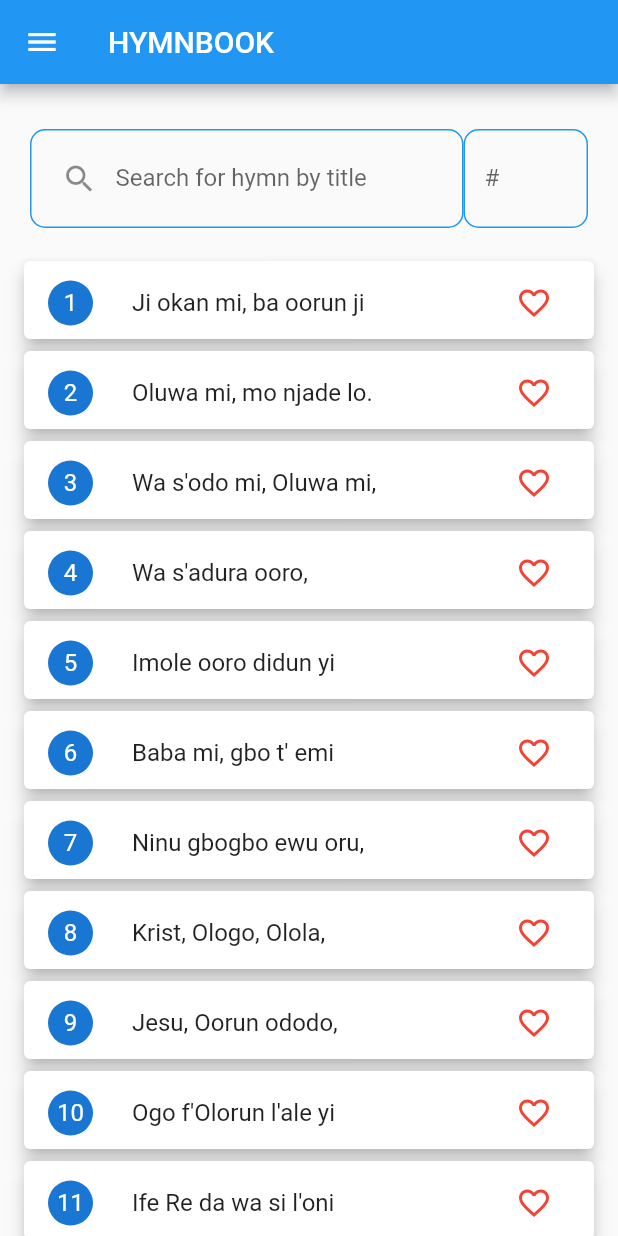
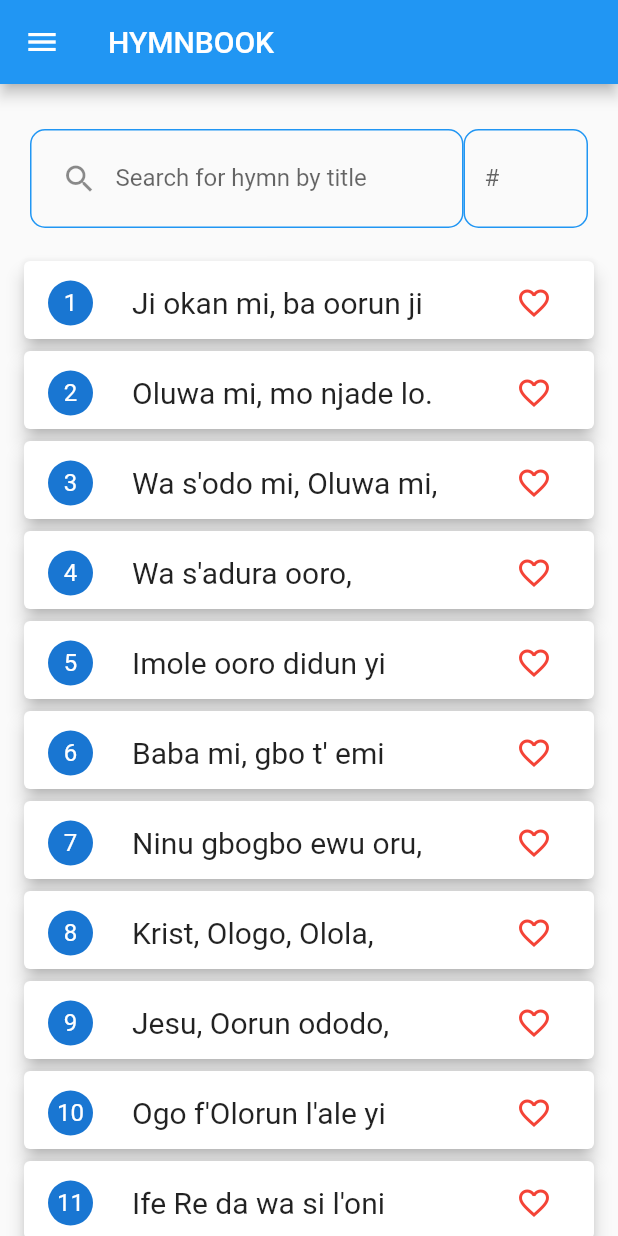
Before and after one commit to Jlvck/gac_hymnal_app, a Flutter app: the HymnBookScreen screen opened by its route, on a phone screen of 412 x 824 dp. Run offline on Flutter 3.47's test engine with Material 2 defaults, Android fonts, the phone set to English and light mode, and no system bars.

Commit message:
increasing hymnbook number

```diff
--- a/lib/providers/hymn_book.dart
+++ b/lib/providers/hymn_book.dart
@@ -1950,5 +1950,159 @@ class HymnBook with ChangeNotifier {
           "Je k'a jumo k'orin ife",
           "L'Olorun",
         ]),
+    Hymn(
+      id: '51',
+      verses: [
+        [
+          "Ngo korin itan 'yanu na;",
+          "Ti Jesu t'o ku fun mi;",
+          "B'o ti fi 'le ogo silę,",
+          "Fun iku agbelebui.",
+        ],
+        [
+          "Mo sonu, Jesu wa mi ri,",
+          "Agutan t'o ti şako;",
+          "O n'apa 'fe Rè yi ni ka,",
+          "O fà mi pada s'agbo.",
+        ],
+        [
+          "Mo gbogbę Jesu wo mi san,",
+          "Mo şubu O gbe mi n'de;",
+          "Iberu so mi d'afoju,",
+          "Jesu so mi d'ominira.",
+        ],
+        [
+          "Y'o pa mi mo titi d'opin,",
+          "Titi d'ipadabo Re",
+          "Y'o gbe mi soke l'apa Re",
+          "Ngo lo b'awon to ti lo.",
+        ],
+      ],
+      isChorus: true,
+      chorus: [
+        "Ngo maa korin 'tan 'yanu na,",
+        "Ti Jesu t'o ku fun mi;",
+        "Ngo b'awon mimo korin na,",
+        "'Gbat'a ba pade loke.",
+      ],
+    ),
+    Hymn(
+      id: '52',
+      verses: [
+        [
+          "E gbe ohun ayo at'iyin ga, Alle/luya!",
+          "Orin ogo Oba nla l'awon ti a rapada/",
+          "y'o ma ko: Alle/luya! Alle/luya!",
+        ],
+        [
+          "Awon egbe ako/rin orun",
+          "Nwon o gberin na yi/ka orun:",
+          "Alle/luya Alle/luya",
+        ],
+        [
+          "Awon ti nrin gbefe kiri ni Pa/radise,",
+          "Awon eni 'bukun ni, nwon o ma ko/ri wipe,",
+          "Alle/luya Alle/luya",
+        ],
+        [
+          "Awon 'rawo ti ntan/mole won,",
+          "Ati gbogbo awon egbe irawo, da",
+          "ohun won/lu wipe, Alle/luya Alle/luya",
+        ],
+        [
+          "Enyin sanmo t'o nwo si lo at'enyin/efufu",
+          "Eyin ara t'o nsan wa/",
+          "enyin mana mana ti o / nko mana;",
+          "E fi a/yo gberin Alle/luya!",
+        ],
+        [
+          "Enyin omi, at'igbi okun, enyin ojo, a/t'otutu,",
+          "Enyin ojo dida/ra gbogbo",
+          "Enyin igboro at'igbo, e/gberin na",
+          "Allen/luya!",
+        ],
+        [
+          "Enyin oniruru eiye, e ko/rin iyin/Ele/",
+          "da nyin pe, Alle/luya Alle/luya!",
+        ],
+        [
+          "Enyin eranko igbe, e di/o/hun nyin lu",
+          "E si korin iyin Ele/da wipe,",
+          "Alle/luya Alle/luya",
+        ],
+        [
+          "Je k'awon oke k'o / bu s'ayo,",
+          "Alle/luya!",
+          "K'awon petele si / gberin na",
+          "Alle/luya!",
+        ],
+        [
+          "Enyin ogbun omi okun, e / ko wipe,",
+          "Alle/luya!",
+          "Eyin ile gbigbe e da / hun wipe",
+          "Alle/luya!",
+        ],
+        [
+          "Olorun t'O / da aiye, ni k'a / f'orin yin",
+          "Alle/luya! Alle/luya!",
+        ],
+        [
+          "Eyi l'orin ti O/lorun fe, Alle/luya!",
+          "Eyi l'orin ti Krist' tika/lare, Fe,",
+          "Alle/luya",
+        ],
+        [
+          "Nitorina, tokantokan l'ao/ fi korin",
+          "Alle/luya!",
+          "Awon omode wewewe y'o gba orin na/ ",
+          "ko wipe, Alle/luya!",
+        ],
+        [
+          "Ki gbogbo enia / ki o ko",
+          "Alle/luya si /Olorun;",
+          "Alleluya ti /ti aiye,",
+          "Fun Omo on E/ mi Mimo.",
+        ],
+      ],
+      isChorus: false,
+      chorus: [''],
+    ),
+    Hymn(
+      id: '53',
+      verses: [
+        [
+          "Ile-eko ojo 'simi",
+          ", mo ti fe O to;",
+          "Inu mi dun mo daraya,",
+          "Lati yo ayo Re",
+        ],
+        [
+          "Ile-eko ojo 'simi",
+          "Ore re p' apoju;",
+          "T'agba t'ewe wa nkorin re,",
+          "A nse aferi re.",
+        ],
+        [
+          "Ile-eko ojo 'simi,",
+          "Jesu l'O ti ko o;",
+          "Emi Mimo Olukoni,",
+          "L'O si nse 'toju",
+        ],
+        [
+          "Ile-eko ojo 'simi,",
+          "Awa ri eri gba,",
+          "P'Olorun Olodumare",
+          "F'ibukun s'ori re.",
+        ],
+        [
+          "Ile-eko ojo 'simi,",
+          "B'oorun nran l'aranju,"
+              "Bi ojo su dudu l'orun,",
+          "Ninu re l'em'o wa",
+        ],
+      ],
+      isChorus: false,
+      chorus: [''],
+    ),
   ];
 }
--- a/lib/screens/hymn_view_screen.dart
+++ b/lib/screens/hymn_view_screen.dart
@@ -75,11 +75,24 @@ class HymnViewScreen extends StatelessWidget {
     final routeHymn = ModalRoute.of(context).settings.arguments as Hymn;
 
     final String routeTitle = routeHymn.verses[0][0];
-    final List<List<String>> routeHymnVerses = routeHymn.verses;
 
     return Scaffold(
       appBar: AppBar(
-        title: Text("${routeHymn.id}:${routeTitle.toUpperCase()}"),
+        // leading: IconButton(
+        //     onPressed: () {
+        //       Navigator.of(context).pop();
+        //     },
+        //     icon: Icon(Icons.arrow_back)),
+        title: Align(
+          alignment: Alignment.center,
+          child: Text(
+            "${routeHymn.id}: $routeTitle",
+            softWrap: true,
+            overflow: TextOverflow.fade,
+            textAlign: TextAlign.center,
+          ),
+        ),
+        elevation: 0,
         actions: [
           ChangeNotifierProvider.value(
             value: routeHymn,
@@ -106,6 +119,7 @@ class HymnViewScreen extends StatelessWidget {
             hymnChorus: routeHymn.chorus,
             isChorus: routeHymn.isChorus,
           )),
+      backgroundColor: Colors.white,
     );
   }
 }
--- a/lib/widgets/hymn_list_view.dart
+++ b/lib/widgets/hymn_list_view.dart
@@ -40,10 +40,22 @@ class HymnListView extends StatelessWidget {
                     elevation: 5,
                     child: ListTile(
                       leading: CircleAvatar(
-                        child: Text(hymnList[index].id),
+                        child: FittedBox(
+                          child: Text(
+                            hymnList[index].id,
+                            softWrap: false,
+                          ),
+                        ),
                         radius: 15,
                       ),
-                      title: Text("${hymnList[index].verses[0][0]} "),
+                      title: Text(
+                        "${hymnList[index].verses[0][0]} ",
+                        style: const TextStyle(
+                          fontSize: 20,
+                        ),
+                        softWrap: false,
+                        overflow: TextOverflow.ellipsis,
+                      ),
                       trailing: Consumer<Hymn>(
                         builder: (ctxx, hymnIcon, _) => IconButton(
                           icon: Icon(hymnIcon.isFavorites
--- a/lib/widgets/hymn_view_widget.dart
+++ b/lib/widgets/hymn_view_widget.dart
@@ -56,6 +56,9 @@ class HymnViewWidget extends StatelessWidget {
                 child: Text(
                   chorus[t],
                   style: const TextStyle(fontSize: 20),
+                  textAlign: TextAlign.center,
+                  softWrap: true,
+                  maxLines: 2,
                 ),
               ),
             ),
```
